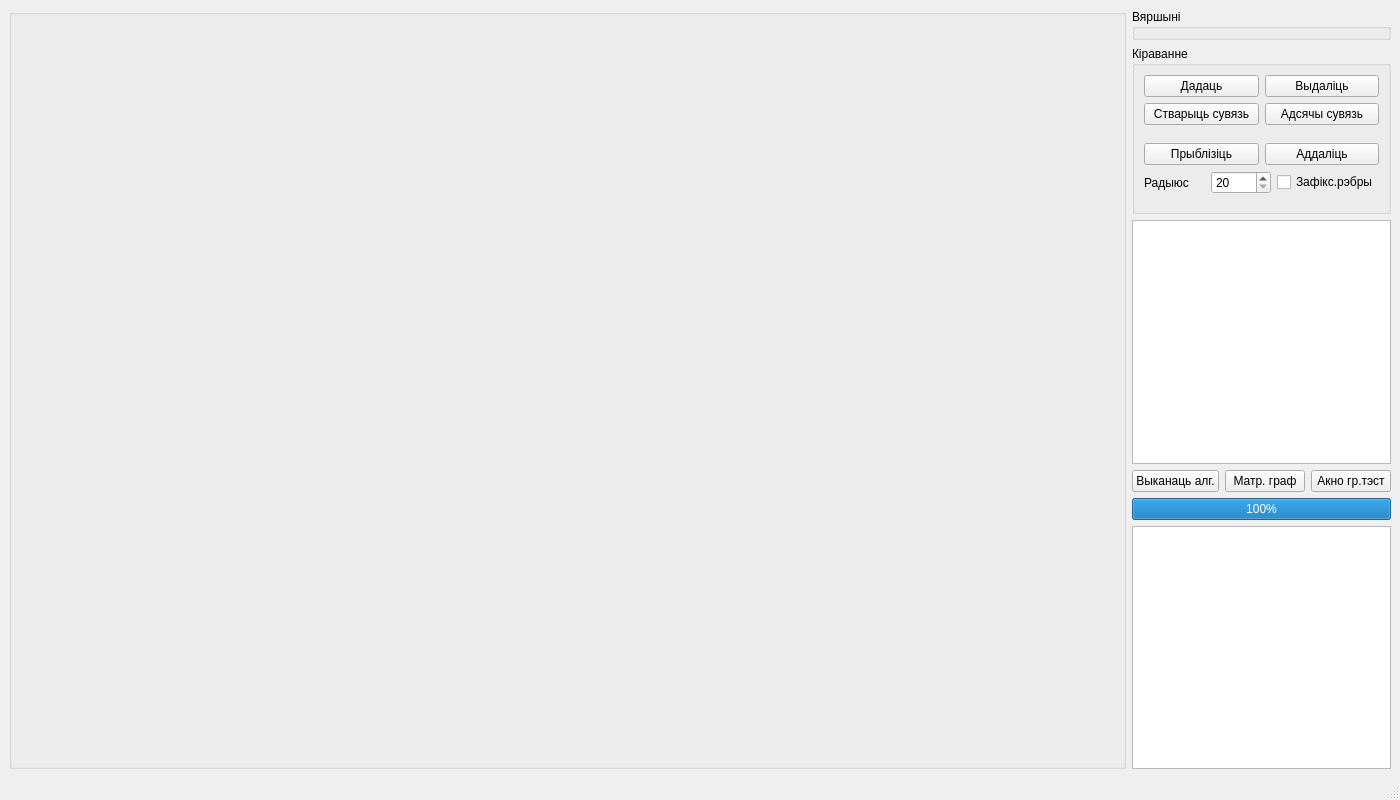
Qt form mainwindow.ui (0mniCrow/SmartGraph) before a commit.
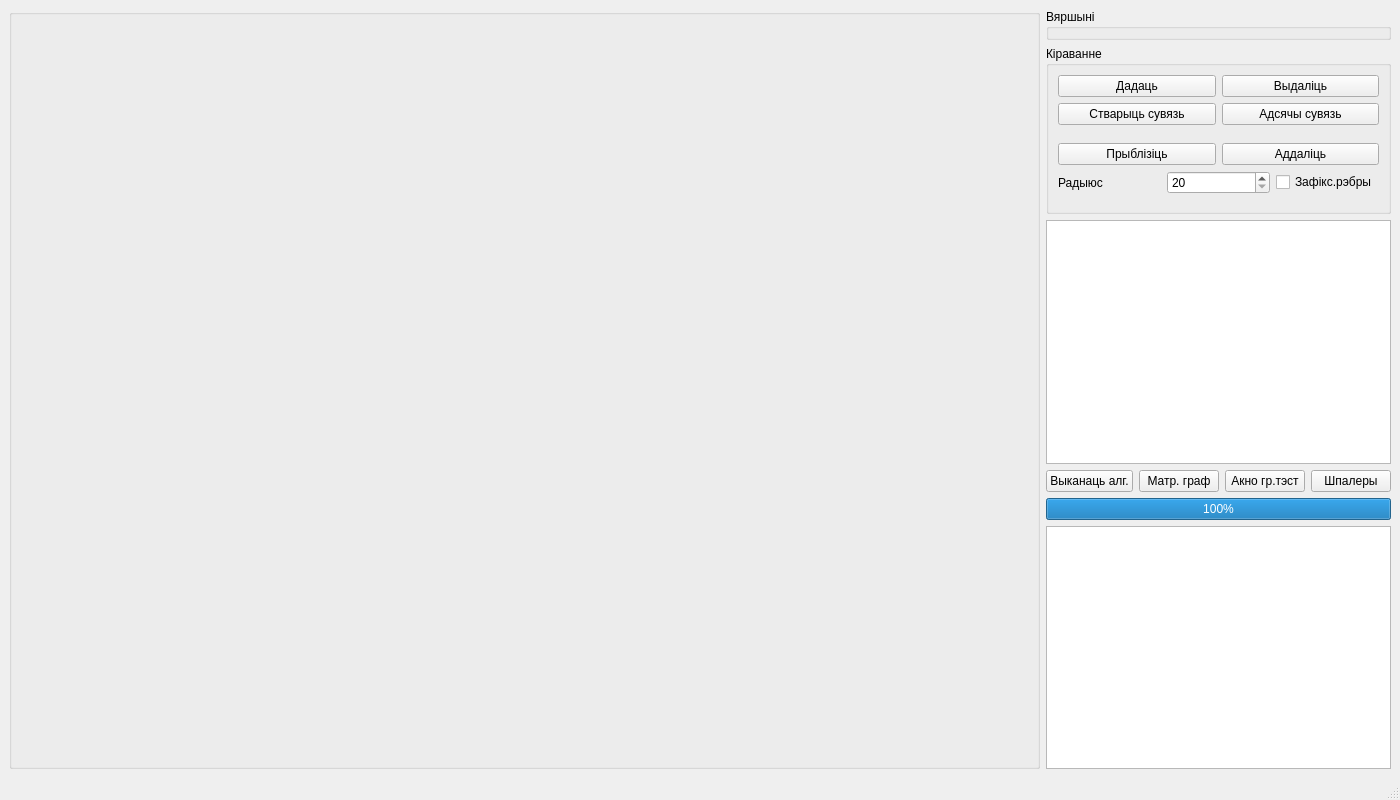
The same form after that commit.

Commit message: Add manual background management for graphics view.

Patch:
```diff
--- a/mainwindow.ui
+++ b/mainwindow.ui
@@ -173,6 +173,13 @@
           </property>
          </widget>
         </item>
+        <item>
+         <widget class="QPushButton" name="Button_SetBG">
+          <property name="text">
+           <string>Шпалеры</string>
+          </property>
+         </widget>
+        </item>
        </layout>
       </item>
       <item>
```
The commit also changes 2 other files.
